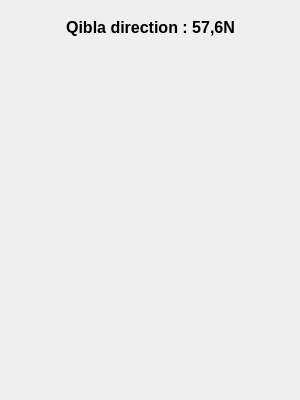
sdizdarevic/qsalat, file Qsalat/ui/qibla.ui: the form before one commit.
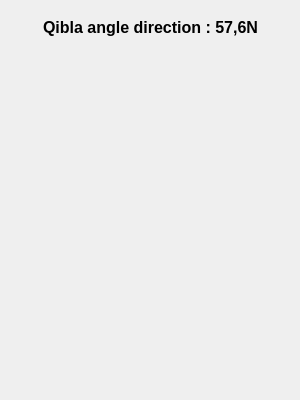
The form after the commit. Icons and pictures are not drawn.

Diff of the .ui file:
```diff
--- a/Qsalat/ui/qibla.ui
+++ b/Qsalat/ui/qibla.ui
@@ -45,7 +45,7 @@
     </font>
    </property>
    <property name="text" >
-    <string>Qibla direction : 57,6N</string>
+    <string>Qibla angle direction : 57,6N</string>
    </property>
    <property name="alignment" >
     <set>Qt::AlignCenter</set>
```
